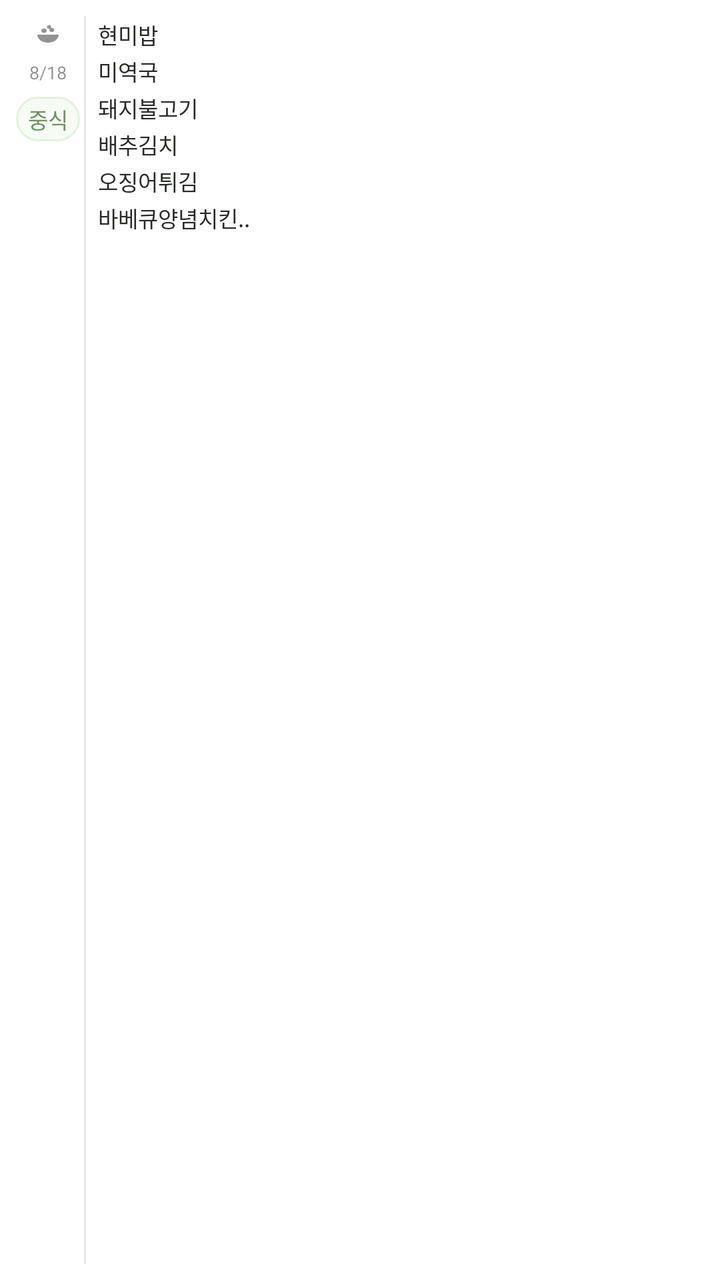
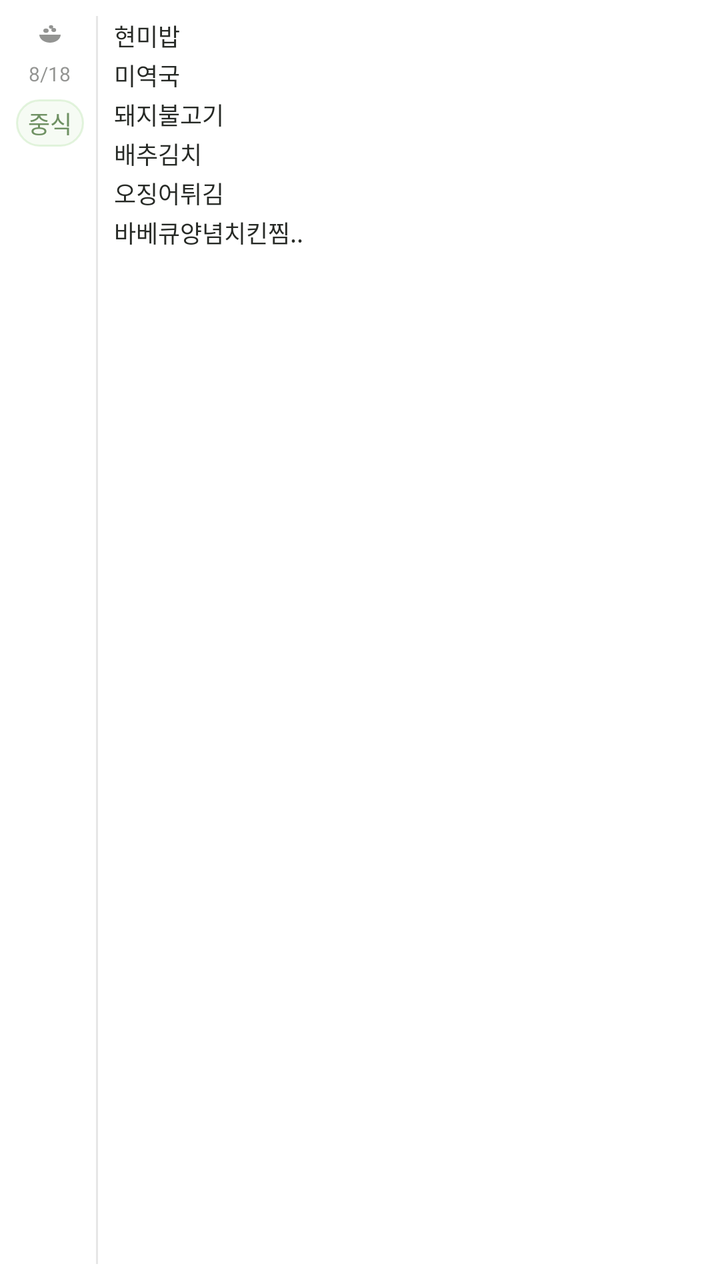

Compare the two renders of this Android layout. The source of the first and the diff that turns it into the second are given below.
<!-- AndroidManifest.xml: fallback theme Theme.MaterialComponents.DayNight.NoActionBar -->
<!-- res/layout/youth_paper_preview_meal.xml -->
<?xml version="1.0" encoding="utf-8"?>
<LinearLayout xmlns:android="http://schemas.android.com/apk/res/android"
  android:layout_width="match_parent"
  android:layout_height="match_parent"
  android:background="#FFFFFF"
  android:orientation="horizontal"
  android:padding="8dp">

  <LinearLayout
    android:layout_width="wrap_content"
    android:layout_height="match_parent"
    android:gravity="center_horizontal"
    android:minWidth="28dp"
    android:orientation="vertical"
    android:paddingRight="0dp">

    <ImageView
      android:layout_width="16dp"
      android:layout_height="16dp"
      android:contentDescription="@null"
      android:src="@drawable/ic_meal_rice" />

    <TextView
      android:layout_width="wrap_content"
      android:layout_height="wrap_content"
      android:layout_marginTop="6dp"
      android:gravity="center"
      android:text="8/18"
      android:textColor="#80272A26"
      android:textSize="9sp" />

    <TextView
      android:layout_width="wrap_content"
      android:layout_height="wrap_content"
      android:layout_marginTop="6dp"
      android:background="@drawable/meal_type_badge"
      android:paddingLeft="6dp"
      android:paddingTop="3dp"
      android:paddingRight="6dp"
      android:paddingBottom="3dp"
      android:text="중식"
      android:textColor="#FF6F9163"
      android:textSize="11sp" />
  </LinearLayout>

  <TextView
    android:layout_width="1dp"
    android:layout_height="match_parent"
    android:layout_marginLeft="2dp"
    android:layout_marginRight="6dp"
    android:background="#FFE6E6E6"
    android:text="" />

  <LinearLayout
    android:layout_width="0dp"
    android:layout_height="match_parent"
    android:layout_weight="1"
    android:gravity="top"
    android:orientation="vertical">

    <TextView android:layout_width="match_parent" android:layout_height="wrap_content" android:paddingTop="1dp" android:paddingBottom="1dp" android:maxLines="1" android:text="현미밥" android:textColor="#FF272A26" android:textSize="11sp" />
    <TextView android:layout_width="match_parent" android:layout_height="wrap_content" android:paddingTop="1dp" android:paddingBottom="1dp" android:maxLines="1" android:text="미역국" android:textColor="#FF272A26" android:textSize="11sp" />
    <TextView android:layout_width="match_parent" android:layout_height="wrap_content" android:paddingTop="1dp" android:paddingBottom="1dp" android:maxLines="1" android:text="돼지불고기" android:textColor="#FF272A26" android:textSize="11sp" />
    <TextView android:layout_width="match_parent" android:layout_height="wrap_content" android:paddingTop="1dp" android:paddingBottom="1dp" android:maxLines="1" android:text="배추김치" android:textColor="#FF272A26" android:textSize="11sp" />
    <TextView android:layout_width="match_parent" android:layout_height="wrap_content" android:paddingTop="1dp" android:paddingBottom="1dp" android:maxLines="1" android:text="오징어튀김" android:textColor="#FF272A26" android:textSize="11sp" />
    <TextView android:layout_width="match_parent" android:layout_height="wrap_content" android:paddingTop="1dp" android:paddingBottom="1dp" android:maxLines="1" android:text="바베큐양념치킨.." android:textColor="#FF272A26" android:textSize="11sp" />
  </LinearLayout>
</LinearLayout>
<!-- resources referenced by this layout -->
<resources>
  <!-- drawable ic_meal_rice (drawable) -->
  <?xml version="1.0" encoding="utf-8"?>
  <vector xmlns:android="http://schemas.android.com/apk/res/android"
    android:width="16dp"
    android:height="16dp"
    android:viewportWidth="24"
    android:viewportHeight="24">
    <path
      android:fillColor="#80272A26"
      android:pathData="M4,14c0,3.3 3.6,6 8,6s8,-2.7 8,-6H4z" />
    <path
      android:fillColor="#80272A26"
      android:pathData="M7,11a2,1.6 0,1 0,4 0a2,1.6 0,1 0,-4 0zM13,10.5a1.8,1.5 0,1 0,3.6 0a1.8,1.5 0,1 0,-3.6 0zM11.2,8.2a1.6,1.3 0,1 0,3.2 0a1.6,1.3 0,1 0,-3.2 0z" />
  </vector>
  <!-- drawable meal_type_badge (drawable) -->
  <?xml version="1.0" encoding="utf-8"?>
  <shape xmlns:android="http://schemas.android.com/apk/res/android"
    android:shape="rectangle">
    <solid android:color="#1AA6DA95" />
    <stroke
      android:width="1dp"
      android:color="#4DA6DA95" />
    <corners android:radius="999dp" />
  </shape>
</resources>

<!-- the commit's change to res/layout/youth_paper_preview_meal.xml (unified diff, before → after) -->
@@ -27,7 +27,7 @@
       android:gravity="center"
       android:text="8/18"
       android:textColor="#80272A26"
-      android:textSize="9sp" />
+      android:textSize="10sp" />
 
     <TextView
       android:layout_width="wrap_content"
@@ -40,14 +40,14 @@
       android:paddingBottom="3dp"
       android:text="중식"
       android:textColor="#FF6F9163"
-      android:textSize="11sp" />
+      android:textSize="12sp" />
   </LinearLayout>
 
   <TextView
     android:layout_width="1dp"
     android:layout_height="match_parent"
-    android:layout_marginLeft="2dp"
-    android:layout_marginRight="6dp"
+    android:layout_marginLeft="6dp"
+    android:layout_marginRight="8dp"
     android:background="#FFE6E6E6"
     android:text="" />
 
@@ -58,11 +58,11 @@
     android:gravity="top"
     android:orientation="vertical">
 
-    <TextView android:layout_width="match_parent" android:layout_height="wrap_content" android:paddingTop="1dp" android:paddingBottom="1dp" android:maxLines="1" android:text="현미밥" android:textColor="#FF272A26" android:textSize="11sp" />
-    <TextView android:layout_width="match_parent" android:layout_height="wrap_content" android:paddingTop="1dp" android:paddingBottom="1dp" android:maxLines="1" android:text="미역국" android:textColor="#FF272A26" android:textSize="11sp" />
-    <TextView android:layout_width="match_parent" android:layout_height="wrap_content" android:paddingTop="1dp" android:paddingBottom="1dp" android:maxLines="1" android:text="돼지불고기" android:textColor="#FF272A26" android:textSize="11sp" />
-    <TextView android:layout_width="match_parent" android:layout_height="wrap_content" android:paddingTop="1dp" android:paddingBottom="1dp" android:maxLines="1" android:text="배추김치" android:textColor="#FF272A26" android:textSize="11sp" />
-    <TextView android:layout_width="match_parent" android:layout_height="wrap_content" android:paddingTop="1dp" android:paddingBottom="1dp" android:maxLines="1" android:text="오징어튀김" android:textColor="#FF272A26" android:textSize="11sp" />
-    <TextView android:layout_width="match_parent" android:layout_height="wrap_content" android:paddingTop="1dp" android:paddingBottom="1dp" android:maxLines="1" android:text="바베큐양념치킨.." android:textColor="#FF272A26" android:textSize="11sp" />
+    <TextView android:layout_width="match_parent" android:layout_height="wrap_content" android:paddingTop="1dp" android:paddingBottom="1dp" android:maxLines="1" android:text="현미밥" android:textColor="#FF272A26" android:textSize="12sp" />
+    <TextView android:layout_width="match_parent" android:layout_height="wrap_content" android:paddingTop="1dp" android:paddingBottom="1dp" android:maxLines="1" android:text="미역국" android:textColor="#FF272A26" android:textSize="12sp" />
+    <TextView android:layout_width="match_parent" android:layout_height="wrap_content" android:paddingTop="1dp" android:paddingBottom="1dp" android:maxLines="1" android:text="돼지불고기" android:textColor="#FF272A26" android:textSize="12sp" />
+    <TextView android:layout_width="match_parent" android:layout_height="wrap_content" android:paddingTop="1dp" android:paddingBottom="1dp" android:maxLines="1" android:text="배추김치" android:textColor="#FF272A26" android:textSize="12sp" />
+    <TextView android:layout_width="match_parent" android:layout_height="wrap_content" android:paddingTop="1dp" android:paddingBottom="1dp" android:maxLines="1" android:text="오징어튀김" android:textColor="#FF272A26" android:textSize="12sp" />
+    <TextView android:layout_width="match_parent" android:layout_height="wrap_content" android:paddingTop="1dp" android:paddingBottom="1dp" android:maxLines="1" android:text="바베큐양념치킨찜.." android:textColor="#FF272A26" android:textSize="12sp" />
   </LinearLayout>
 </LinearLayout>
